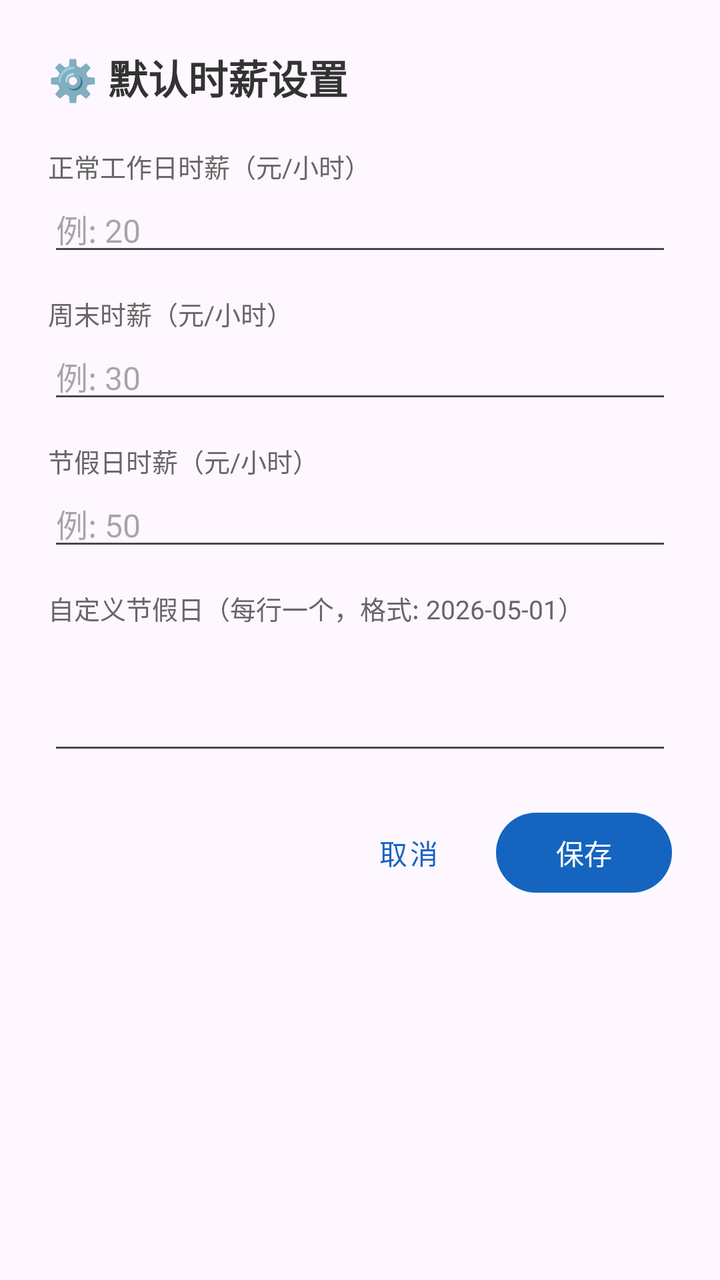
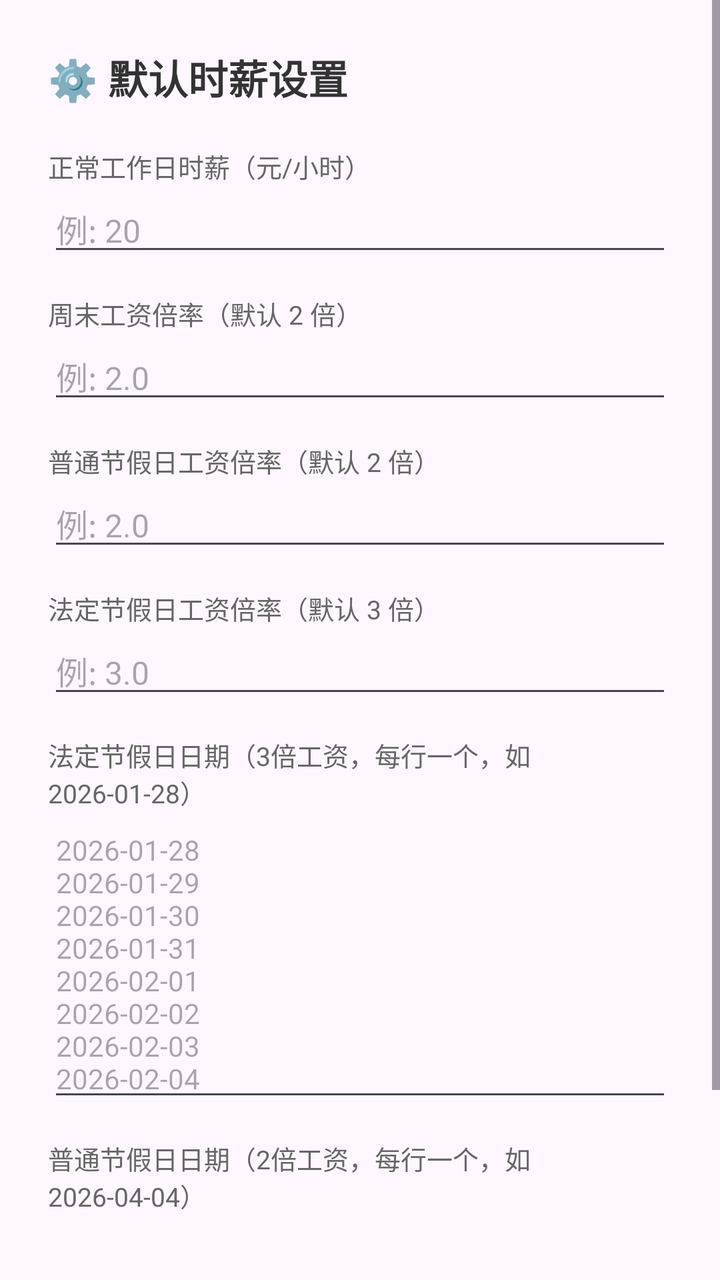

An Android layout rendered at two revisions. The XML below is the earlier revision; the diff shows what the commit changed to produce the second picture.
<!-- AndroidManifest.xml: application theme Theme.SalaryCalc -->
<!-- res/layout/dialog_settings.xml -->
<?xml version="1.0" encoding="utf-8"?>
<ScrollView xmlns:android="http://schemas.android.com/apk/res/android"
    android:layout_width="match_parent"
    android:layout_height="wrap_content">
    <LinearLayout
        android:layout_width="match_parent"
        android:layout_height="wrap_content"
        android:orientation="vertical"
        android:padding="24dp">

        <TextView android:layout_width="wrap_content" android:layout_height="wrap_content"
            android:text="⚙️ 默认时薪设置" android:textSize="20sp" android:textStyle="bold"
            android:textColor="#333" android:layout_marginBottom="20dp"/>

        <TextView android:layout_width="wrap_content" android:layout_height="wrap_content"
            android:text="正常工作日时薪（元/小时）" android:textSize="13sp" android:textColor="#666"/>
        <EditText android:id="@+id/et_normal_rate"
            android:layout_width="match_parent" android:layout_height="wrap_content"
            android:inputType="numberDecimal" android:hint="例: 20" android:textSize="16sp"
            android:layout_marginBottom="14dp"/>

        <TextView android:layout_width="wrap_content" android:layout_height="wrap_content"
            android:text="周末时薪（元/小时）" android:textSize="13sp" android:textColor="#666"/>
        <EditText android:id="@+id/et_weekend_rate"
            android:layout_width="match_parent" android:layout_height="wrap_content"
            android:inputType="numberDecimal" android:hint="例: 30" android:textSize="16sp"
            android:layout_marginBottom="14dp"/>

        <TextView android:layout_width="wrap_content" android:layout_height="wrap_content"
            android:text="节假日时薪（元/小时）" android:textSize="13sp" android:textColor="#666"/>
        <EditText android:id="@+id/et_holiday_rate"
            android:layout_width="match_parent" android:layout_height="wrap_content"
            android:inputType="numberDecimal" android:hint="例: 50" android:textSize="16sp"
            android:layout_marginBottom="14dp"/>

        <TextView android:layout_width="wrap_content" android:layout_height="wrap_content"
            android:text="自定义节假日（每行一个，格式: 2026-05-01）" android:textSize="13sp" android:textColor="#666"/>
        <EditText android:id="@+id/et_holidays"
            android:layout_width="match_parent" android:layout_height="wrap_content"
            android:inputType="textMultiLine" android:minLines="3" android:hint=""
            android:textSize="14sp" android:layout_marginBottom="20dp"/>

        <LinearLayout
            android:layout_width="match_parent"
            android:layout_height="wrap_content"
            android:orientation="horizontal"
            android:gravity="end">
            <Button android:id="@+id/btn_cancel"
                android:layout_width="wrap_content" android:layout_height="wrap_content"
                android:text="取消" style="@style/Widget.MaterialComponents.Button.TextButton"/>
            <Button android:id="@+id/btn_save"
                android:layout_width="wrap_content" android:layout_height="wrap_content"
                android:text="保存"/>
        </LinearLayout>
    </LinearLayout>
</ScrollView>
<!-- resources referenced by this layout -->
<resources>
  <style name="Theme.SalaryCalc" parent="Theme.Material3.Light.NoActionBar">
          <item name="colorPrimary">@color/primary</item>
          <item name="colorPrimaryDark">@color/primary_dark</item>
          <item name="colorAccent">@color/accent</item>
          <item name="android:statusBarColor">@color/primary_dark</item>
      </style>
  <color name="primary">#1565C0</color>
  <color name="primary_dark">#0D47A1</color>
  <color name="accent">#2196F3</color>
</resources>

<!-- the commit's change to res/layout/dialog_settings.xml (unified diff, before → after) -->
@@ -12,6 +12,7 @@
             android:text="⚙️ 默认时薪设置" android:textSize="20sp" android:textStyle="bold"
             android:textColor="#333" android:layout_marginBottom="20dp"/>
 
+        
         <TextView android:layout_width="wrap_content" android:layout_height="wrap_content"
             android:text="正常工作日时薪（元/小时）" android:textSize="13sp" android:textColor="#666"/>
         <EditText android:id="@+id/et_normal_rate"
@@ -19,25 +20,44 @@
             android:inputType="numberDecimal" android:hint="例: 20" android:textSize="16sp"
             android:layout_marginBottom="14dp"/>
 
+        
         <TextView android:layout_width="wrap_content" android:layout_height="wrap_content"
-            android:text="周末时薪（元/小时）" android:textSize="13sp" android:textColor="#666"/>
-        <EditText android:id="@+id/et_weekend_rate"
+            android:text="周末工资倍率（默认 2 倍）" android:textSize="13sp" android:textColor="#666"/>
+        <EditText android:id="@+id/et_weekend_multiplier"
             android:layout_width="match_parent" android:layout_height="wrap_content"
-            android:inputType="numberDecimal" android:hint="例: 30" android:textSize="16sp"
+            android:inputType="numberDecimal" android:hint="例: 2.0" android:textSize="16sp"
             android:layout_marginBottom="14dp"/>
 
+        
         <TextView android:layout_width="wrap_content" android:layout_height="wrap_content"
-            android:text="节假日时薪（元/小时）" android:textSize="13sp" android:textColor="#666"/>
-        <EditText android:id="@+id/et_holiday_rate"
+            android:text="普通节假日工资倍率（默认 2 倍）" android:textSize="13sp" android:textColor="#666"/>
+        <EditText android:id="@+id/et_holiday_multiplier"
             android:layout_width="match_parent" android:layout_height="wrap_content"
-            android:inputType="numberDecimal" android:hint="例: 50" android:textSize="16sp"
+            android:inputType="numberDecimal" android:hint="例: 2.0" android:textSize="16sp"
             android:layout_marginBottom="14dp"/>
 
+        
         <TextView android:layout_width="wrap_content" android:layout_height="wrap_content"
-            android:text="自定义节假日（每行一个，格式: 2026-05-01）" android:textSize="13sp" android:textColor="#666"/>
+            android:text="法定节假日工资倍率（默认 3 倍）" android:textSize="13sp" android:textColor="#666"/>
+        <EditText android:id="@+id/et_legal_holiday_multiplier"
+            android:layout_width="match_parent" android:layout_height="wrap_content"
+            android:inputType="numberDecimal" android:hint="例: 3.0" android:textSize="16sp"
+            android:layout_marginBottom="14dp"/>
+
+        
+        <TextView android:layout_width="wrap_content" android:layout_height="wrap_content"
+            android:text="法定节假日日期（3倍工资，每行一个，如 2026-01-28）" android:textSize="13sp" android:textColor="#666"/>
+        <EditText android:id="@+id/et_legal_holidays"
+            android:layout_width="match_parent" android:layout_height="wrap_content"
+            android:inputType="textMultiLine" android:minLines="3" android:hint="2026-01-28\n2026-01-29\n2026-01-30\n2026-01-31\n2026-02-01\n2026-02-02\n2026-02-03\n2026-02-04"
+            android:textSize="14sp" android:layout_marginBottom="14dp"/>
+
+        
+        <TextView android:layout_width="wrap_content" android:layout_height="wrap_content"
+            android:text="普通节假日日期（2倍工资，每行一个，如 2026-04-04）" android:textSize="13sp" android:textColor="#666"/>
         <EditText android:id="@+id/et_holidays"
             android:layout_width="match_parent" android:layout_height="wrap_content"
-            android:inputType="textMultiLine" android:minLines="3" android:hint=""
+            android:inputType="textMultiLine" android:minLines="2" android:hint=""
             android:textSize="14sp" android:layout_marginBottom="20dp"/>
 
         <LinearLayout
